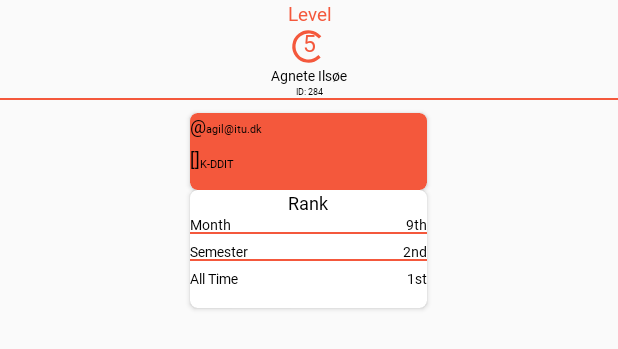
After one commit to AnalogIO/Analog_Android, an Android app: the layout activity_profile.xml on its own in the app's theme, with its tools: preview values and no code run, on a phone screen of 412 x 824 dp. The commit adds this screen. Shown: the top 349 px of the screen. Run offline under Robolectric (Android 15) with nearby library versions, the phone set to English and light mode, and no system bars.

Commit message:
Added profile view

```diff
--- /dev/null
+++ b/app/src/main/res/layout/activity_profile.xml
@@ -0,0 +1,226 @@
+<?xml version="1.0" encoding="utf-8"?>
+<RelativeLayout xmlns:android="http://schemas.android.com/apk/res/android"
+    android:layout_width="match_parent"
+    android:layout_height="match_parent"
+    xmlns:tools="http://schemas.android.com/tools"
+    xmlns:cardView="http://schemas.android.com/apk/res-auto">
+
+
+
+    <TextView
+        android:id="@+id/profileLevelHeader"
+        android:layout_width="match_parent"
+        android:layout_height="wrap_content"
+        android:gravity="center"
+        android:textAppearance="@style/XS"
+        android:textColor="@color/colorAccent"
+        android:text="@string/level"
+        android:textSize="12.5sp"
+        />
+
+    <FrameLayout
+        android:id="@+id/profileLevel"
+        android:layout_width="match_parent"
+        android:layout_height="wrap_content"
+        android:layout_below="@id/profileLevelHeader">
+        <ProgressBar
+            android:id="@+id/profileProgressBar"
+            android:layout_width="26dp"
+            android:layout_height="26dp"
+            android:layout_gravity="center"
+            />
+        <TextView
+            android:layout_width="match_parent"
+            android:layout_height="wrap_content"
+            android:gravity="center"
+            android:textColor="@color/colorAccent"
+            android:textAppearance="@style/XS"
+            tools:text="5"
+            android:textSize="15sp"/>
+    </FrameLayout>
+
+    <TextView
+        android:id="@+id/profileName"
+        android:layout_width="match_parent"
+        android:layout_height="wrap_content"
+        android:layout_below="@id/profileLevel"
+        android:textAppearance="@style/XS"
+        android:gravity="center"
+        tools:text="Agnete Ilsøe"
+        android:textSize="9sp"/>
+    <TextView
+        android:id="@+id/profileId"
+        android:layout_width="match_parent"
+        android:layout_height="wrap_content"
+        android:layout_below="@id/profileName"
+        android:textAppearance="@style/XS"
+        android:gravity="center"
+        android:textSize="6sp"
+        tools:text="ID: 284" />
+
+    <View
+        android:layout_width="match_parent"
+        android:layout_height="1dp"
+        android:background="@color/colorAccent"
+        android:layout_below="@id/profileId"/>
+
+    <androidx.cardview.widget.CardView
+        android:id="@+id/profileInfo"
+        android:layout_width="158dp"
+        android:layout_height="51.5dp"
+        android:layout_marginTop="10dp"
+        cardView:cardCornerRadius="5dp"
+        android:layout_centerHorizontal="true"
+        android:layout_below="@id/profileId"
+        cardView:cardBackgroundColor="@color/colorAccent"
+        cardView:cardElevation="2dp">
+
+        <RelativeLayout
+            android:layout_width="match_parent"
+            android:layout_height="wrap_content"
+            android:orientation="vertical">
+            <TextView
+                android:id="@+id/profileAt"
+                android:layout_width="wrap_content"
+                android:layout_height="wrap_content"
+                android:text="@string/profileAt"
+                android:textAppearance="@style/XS"
+                android:textSize="12sp"/>
+            <TextView
+                android:id="@+id/profileEmail"
+                android:layout_marginTop="5dp"
+                android:layout_width="wrap_content"
+                android:layout_height="wrap_content"
+                android:textAppearance="@style/XS"
+                android:textSize="7sp"
+                android:layout_toEndOf="@id/profileAt"
+                tools:text="agil@itu.dk"
+                />
+
+            <TextView
+                android:id="@+id/profileBrackets"
+                android:layout_marginTop="5dp"
+                android:layout_width="wrap_content"
+                android:layout_height="wrap_content"
+                android:textAppearance="@style/XS"
+                android:layout_below="@id/profileAt"
+                android:text="@string/brackets"
+                />
+
+            <TextView
+                android:layout_width="wrap_content"
+                android:layout_height="wrap_content"
+                android:textAppearance="@style/XS"
+                android:textSize="7sp"
+                android:layout_toEndOf="@id/profileBrackets"
+                android:layout_alignBottom="@id/profileBrackets"
+                tools:text="K-DDIT"
+                />
+
+        </RelativeLayout>
+
+    </androidx.cardview.widget.CardView>
+
+    <androidx.cardview.widget.CardView
+        android:layout_width="158dp"
+        android:layout_height="78.5dp"
+
+        cardView:cardCornerRadius="5dp"
+        android:layout_centerHorizontal="true"
+        android:layout_below="@id/profileInfo"
+        cardView:cardBackgroundColor="@color/colorPrimary"
+        cardView:cardElevation="2dp">
+
+        <RelativeLayout
+            android:layout_width="match_parent"
+            android:layout_height="wrap_content"
+            android:orientation="vertical">
+
+            <TextView
+                android:id="@+id/profileRank"
+                android:layout_width="wrap_content"
+                android:layout_height="wrap_content"
+                android:text="@string/rank"
+                android:layout_centerHorizontal="true"
+                android:textAppearance="@style/XS"
+                android:textSize="12sp"
+                />
+
+            <TextView
+                android:id="@+id/profileMonth"
+                android:layout_width="wrap_content"
+                android:layout_height="wrap_content"
+                android:text="@string/month"
+                android:textAppearance="@style/XS"
+                android:textSize="9sp"
+                android:layout_below="@id/profileRank"/>
+
+            <TextView
+                android:id="@+id/profileRankMonth"
+                android:layout_width="wrap_content"
+                android:layout_height="wrap_content"
+                android:textAppearance="@style/XS"
+                android:textSize="9sp"
+                android:layout_alignBottom="@id/profileMonth"
+                android:layout_alignParentEnd="true"
+                tools:text="9th"/>
+
+            <View
+                android:layout_width="match_parent"
+                android:layout_height="1dp"
+                android:background="@color/colorAccent"
+                android:layout_above="@id/profileSemester"/>
+
+            <TextView
+                android:id="@+id/profileSemester"
+                android:layout_marginTop="5dp"
+                android:layout_width="wrap_content"
+                android:layout_height="wrap_content"
+                android:textAppearance="@style/XS"
+                android:textSize="9sp"
+                android:layout_below="@id/profileMonth"
+                android:text="@string/semester"
+                />
+
+            <TextView
+                android:id="@+id/profileRankSemester"
+                android:layout_width="wrap_content"
+                android:layout_height="wrap_content"
+                android:textAppearance="@style/XS"
+                android:textSize="9sp"
+                android:layout_alignBottom="@id/profileSemester"
+                android:layout_alignParentEnd="true"
+                tools:text="2nd"/>
+
+            <View
+                android:layout_width="match_parent"
+                android:layout_height="1dp"
+                android:background="@color/colorAccent"
+                android:layout_above="@id/profileAllTime"/>
+
+            <TextView
+                android:id="@+id/profileAllTime"
+                android:layout_marginTop="5dp"
+                android:layout_width="wrap_content"
+                android:layout_height="wrap_content"
+                android:textAppearance="@style/XS"
+                android:textSize="9sp"
+                android:layout_below="@id/profileSemester"
+                android:text="@string/all_time"
+                />
+
+            <TextView
+                android:id="@+id/profileRankAllTime"
+                android:layout_width="wrap_content"
+                android:layout_height="wrap_content"
+                android:textAppearance="@style/XS"
+                android:textSize="9sp"
+                android:layout_alignBottom="@id/profileAllTime"
+                android:layout_alignParentEnd="true"
+                tools:text="1st"/>
+
+        </RelativeLayout>
+
+    </androidx.cardview.widget.CardView>
+
+</RelativeLayout>
--- a/app/src/main/res/values/strings.xml
+++ b/app/src/main/res/values/strings.xml
@@ -23,5 +23,12 @@
     <string name="forgotYourPinText">Please enter your email address. You will receive a mail that you will have to confirm.</string>
     <string name="cancel">Cancel</string>
     <string name="send">Send</string>
+    <string name="level">Level</string>
+    <string name="profileAt">\@</string>
     <string name="tickets">Tickets</string>
+    <string name="brackets">[]</string>
+    <string name="rank">Rank</string>
+    <string name="month">Month</string>
+    <string name="semester">Semester</string>
+    <string name="all_time">All Time</string>
 </resources>
```
